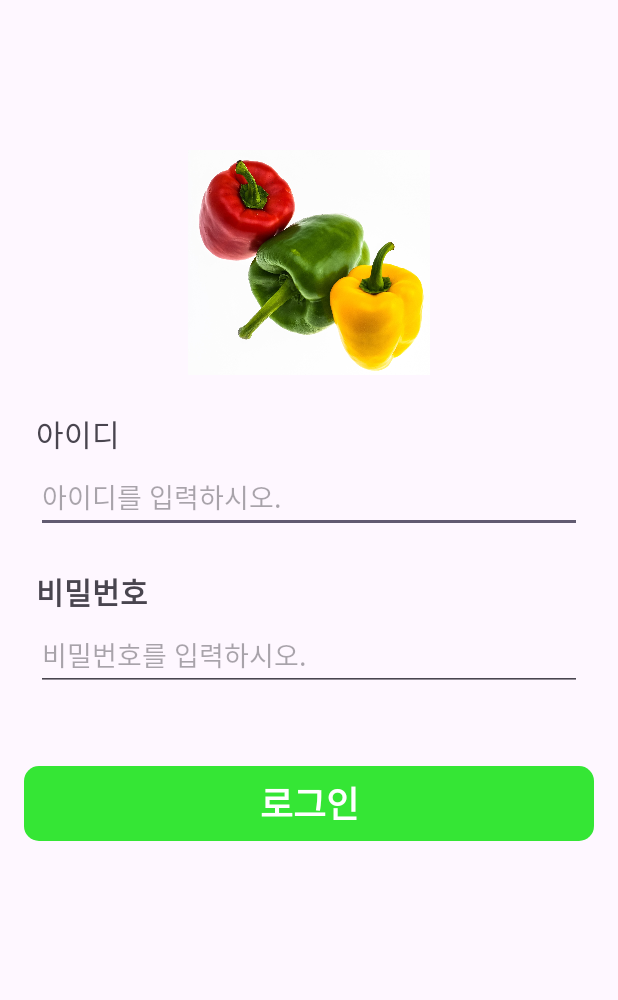
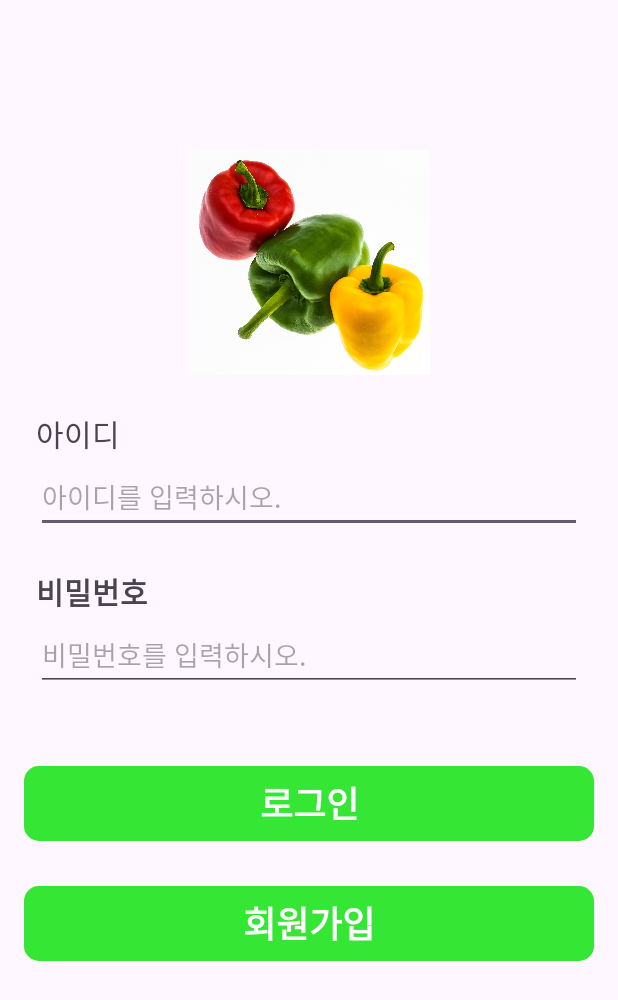
Before and after one commit to kkukileon305/paprika_market, an Android app: the screen it shows after launch (SignInActivity), on a phone screen of 412 x 824 dp. Shown: the top 1000 px of the screen. Run offline under Robolectric (Android 15) with nearby library versions, the phone set to English and light mode, and no system bars.

Commit message:
fix: Fix signup and signin logic

```diff
--- a/app/src/main/java/com/goodness/paprikamarket/SignInActivity.kt
+++ b/app/src/main/java/com/goodness/paprikamarket/SignInActivity.kt
@@ -4,19 +4,26 @@ import android.content.Intent
 import androidx.appcompat.app.AppCompatActivity
 import android.os.Bundle
 import android.widget.Button
+import android.widget.LinearLayout
 import android.widget.TextView
 
 class SignInActivity : AppCompatActivity() {
 
-	private val btn_start3 by lazy { findViewById<TextView>(R.id.tv_signin) }
+	private val btn_signin by lazy { findViewById<LinearLayout>(R.id.ll_signin) }
+	private val btn_signup by lazy { findViewById<LinearLayout>(R.id.ll_signup) }
+
 	override fun onCreate(savedInstanceState: Bundle?) {
 		super.onCreate(savedInstanceState)
 		setContentView(R.layout.activity_signin)
 
-		btn_start3.setOnClickListener {
+		btn_signin.setOnClickListener {
 			val intent = Intent(this, MainActivity::class.java)
 			startActivity(intent)
+		}
 
+		btn_signup.setOnClickListener {
+			val intent = Intent(this, SignUpActivity::class.java)
+			startActivity(intent)
 		}
 
 
--- a/app/src/main/java/com/goodness/paprikamarket/SignUpActivity.kt
+++ b/app/src/main/java/com/goodness/paprikamarket/SignUpActivity.kt
@@ -3,21 +3,21 @@ package com.goodness.paprikamarket
 import android.content.Intent
 import android.os.Bundle
 import android.widget.Button
+import android.widget.LinearLayout
 import android.widget.TextView
 import androidx.appcompat.app.AppCompatActivity
 import org.w3c.dom.Text
 
 class SignUpActivity : AppCompatActivity() {
 
-	private val btn_start2 by lazy { findViewById<TextView>(R.id.tv_signup2) }
+	private val btn_signup by lazy { findViewById<LinearLayout>(R.id.ll_signup) }
 	override fun onCreate(savedInstanceState: Bundle?) {
 		super.onCreate(savedInstanceState)
 		setContentView(R.layout.activity_signup)
 
-		btn_start2.setOnClickListener {
+		btn_signup.setOnClickListener {
 			val intent = Intent(this, MainActivity::class.java)
 			startActivity(intent)
-
 		}
 
 	}
--- a/app/src/main/res/layout/activity_signin.xml
+++ b/app/src/main/res/layout/activity_signin.xml
@@ -78,6 +78,7 @@
         />
 
     <LinearLayout
+        android:id="@+id/ll_signin"
         android:layout_width="match_parent"
         android:layout_height="50dp"
         android:layout_marginBottom="150dp"
@@ -91,7 +92,6 @@
         >
 
         <TextView
-            android:id="@+id/tv_signin"
             android:layout_width="match_parent"
             android:layout_height="match_parent"
             android:layout_weight="3"
@@ -101,4 +101,28 @@
             android:textSize="24dp"
             android:textStyle="bold" />
     </LinearLayout>
+    <LinearLayout
+        android:id="@+id/ll_signup"
+        android:layout_width="match_parent"
+        android:layout_height="50dp"
+        android:layout_marginBottom="150dp"
+        android:layout_marginLeft="16dp"
+        android:layout_marginRight="16dp"
+        android:layout_marginTop="30dp"
+        android:background="@drawable/main_color_cut"
+        app:layout_constraintStart_toStartOf="parent"
+        app:layout_constraintEnd_toEndOf="parent"
+        app:layout_constraintTop_toBottomOf="@id/ll_signin"
+        >
+
+        <TextView
+            android:layout_width="match_parent"
+            android:layout_height="match_parent"
+            android:layout_weight="3"
+            android:gravity="center"
+            android:text="회원가입"
+            android:textColor="@color/white"
+            android:textSize="24dp"
+            android:textStyle="bold" />
+    </LinearLayout>
 </androidx.constraintlayout.widget.ConstraintLayout>
--- a/app/src/main/res/layout/activity_signup.xml
+++ b/app/src/main/res/layout/activity_signup.xml
@@ -109,6 +109,7 @@
         />
 
     <LinearLayout
+        android:id="@+id/ll_signup"
         android:layout_width="match_parent"
         android:layout_height="50dp"
         android:layout_marginTop="0dp"
@@ -123,7 +124,6 @@
         >
 
         <TextView
-            android:id="@+id/tv_signup2"
             android:layout_width="match_parent"
             android:layout_height="match_parent"
             android:layout_weight="3"
```
Also changed, not shown: app/src/main/java/com/goodness/paprikamarket/startActivity.kt (+4 -4 lines).
